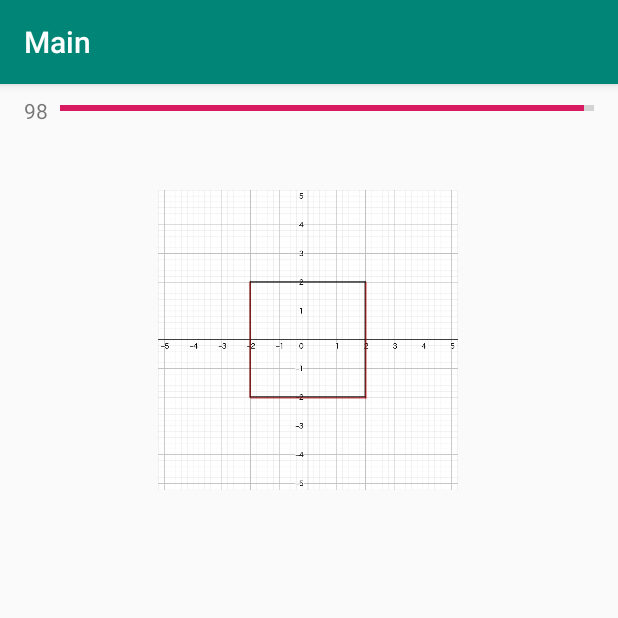
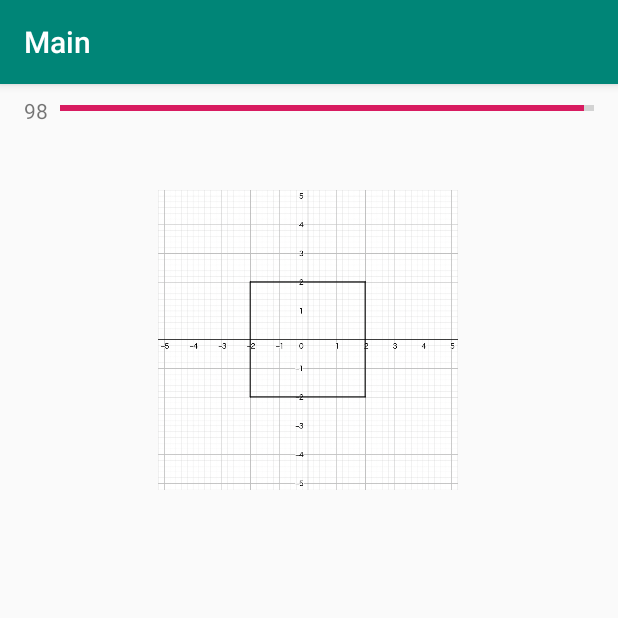
Before and after one commit to NorikiIkeuchi/Functions, an Android app: the Game1Activity screen opened directly, with no data from a screen before it, on a phone screen of 412 x 824 dp, the top half of it. Run offline under Robolectric (Android 15) with nearby library versions, the phone set to English and light mode, and no system bars.

Commit message:
no message

```diff
--- a/Main/app/src/main/res/layout/activity_game1.xml
+++ b/Main/app/src/main/res/layout/activity_game1.xml
@@ -65,21 +65,6 @@
         app:layout_constraintVertical_bias="0.917" />
 
     <ImageView
-        android:id="@+id/imageView"
-        android:layout_width="260dp"
-        android:layout_height="200dp"
-        android:layout_marginStart="75dp"
-        android:layout_marginTop="8dp"
-        android:layout_marginEnd="75dp"
-        app:layout_constraintBottom_toTopOf="@+id/buttonResult"
-        app:layout_constraintEnd_toEndOf="parent"
-        app:layout_constraintHorizontal_bias="0.0"
-        app:layout_constraintStart_toStartOf="parent"
-        app:layout_constraintTop_toBottomOf="@+id/progressBar"
-        app:layout_constraintVertical_bias="0.096"
-        app:srcCompat="@drawable/a" />
-
-    <ImageView
         android:id="@+id/imageView2"
         android:layout_width="260dp"
         android:layout_height="200dp"
@@ -110,6 +95,21 @@
         app:srcCompat="@drawable/ll" />
 
     <ImageView
+        android:id="@+id/imageView6"
+        android:layout_width="260dp"
+        android:layout_height="200dp"
+        android:layout_marginStart="75dp"
+        android:layout_marginTop="8dp"
+        android:layout_marginEnd="75dp"
+        app:layout_constraintBottom_toTopOf="@+id/buttonResult"
+        app:layout_constraintEnd_toEndOf="parent"
+        app:layout_constraintHorizontal_bias="0.0"
+        app:layout_constraintStart_toStartOf="parent"
+        app:layout_constraintTop_toBottomOf="@+id/progressBar"
+        app:layout_constraintVertical_bias="0.096"
+        app:srcCompat="@drawable/rr" />
+
+    <ImageView
         android:id="@+id/imageView4"
         android:layout_width="260dp"
         android:layout_height="200dp"
@@ -125,7 +125,7 @@
         app:srcCompat="@drawable/uu" />
 
     <ImageView
-        android:id="@+id/imageView6"
+        android:id="@+id/imageView"
         android:layout_width="260dp"
         android:layout_height="200dp"
         android:layout_marginStart="75dp"
@@ -137,7 +137,7 @@
         app:layout_constraintStart_toStartOf="parent"
         app:layout_constraintTop_toBottomOf="@+id/progressBar"
         app:layout_constraintVertical_bias="0.096"
-        app:srcCompat="@drawable/rr" />
+        app:srcCompat="@drawable/a" />
 
     <!--<include layout="@layout/sample_my_view" />-->
 
```
Also changed, not shown: Main/app/src/main/java/com/example/draw/main/Game1Activity.java (+0 -43 lines), 188 other files.
